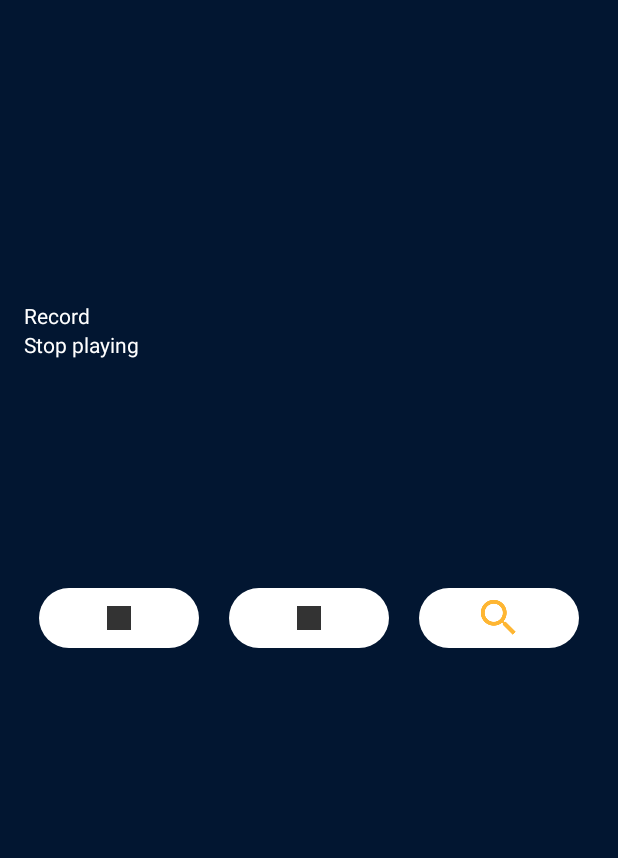
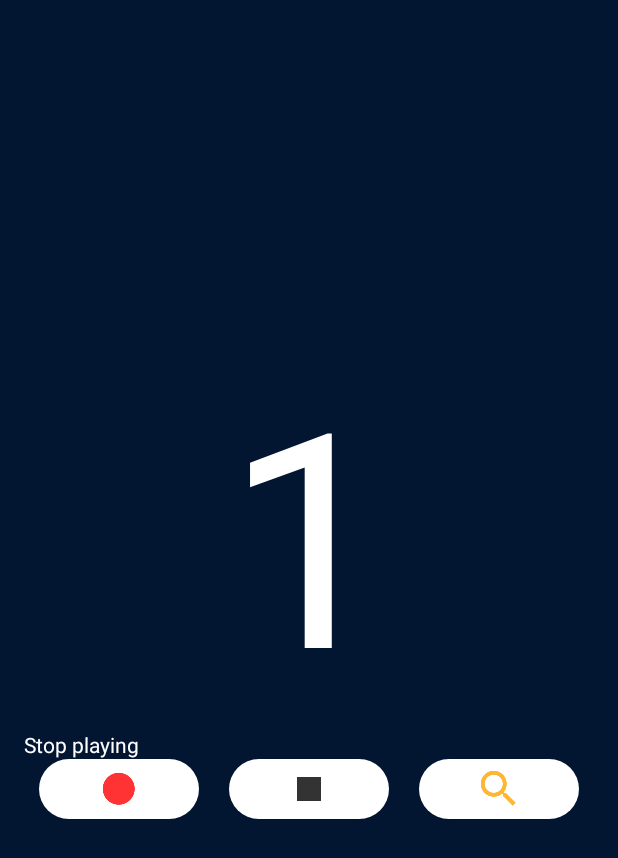
Before and after one commit to choch-o/SherlockHums, an Android app: the RecordingActivity screen opened directly, with no data from a screen before it, after a tap on an icon or button, on a phone screen of 412 x 824 dp. Shown: the top 858 px of the screen. Run offline under Robolectric (Android 15) with nearby library versions, the phone set to English and light mode, and no system bars; network calls fail; 2 other taps on this screen came first.

Commit message:
Finished RecordingActivity. Needs cleanup for unused code

```diff
--- a/android/MyApplication/app/src/main/java/com/example/q/project3/RecordingActivity.java
+++ b/android/MyApplication/app/src/main/java/com/example/q/project3/RecordingActivity.java
@@ -10,6 +10,7 @@ import android.support.v7.app.AppCompatActivity;
 import android.os.Bundle;
 import android.view.View;
 import android.widget.ImageButton;
+import android.widget.ImageView;
 import android.widget.TextView;
 
 public class RecordingActivity extends AppCompatActivity {
@@ -18,6 +19,9 @@ public class RecordingActivity extends AppCompatActivity {
     private ImageButton recordButton;
     private ImageButton playButton;
     private ImageButton searchButton;
+
+    private TextView countdown;
+    private ImageView recording;
 
     String outputFile = "";
 
@@ -32,13 +36,18 @@ public class RecordingActivity extends AppCompatActivity {
         final TextView artist = (TextView) findViewById(R.id.artist);
         artist.setText(i.getStringExtra("artist"));
 
-        final TextView recordStatus = (TextView) findViewById(R.id.record_status);
+        countdown = (TextView) findViewById(R.id.record_status);
+        recording = (ImageView) findViewById(R.id.recording);
+        recording.setVisibility(View.GONE);
+
         new CountDownTimer(6000, 1000) {
             public void onTick(long millisUntilFinished) {
-                recordStatus.setText(Long.toString(millisUntilFinished / 1000));
+                countdown.setText(Long.toString(millisUntilFinished / 1000));
             }
             public void onFinish() {
-                recordStatus.setText("Record");
+                recording.setVisibility(View.VISIBLE);
+                countdown.setVisibility(View.GONE);
+                startRecording();
             }
         }.start();
 
@@ -53,7 +62,7 @@ public class RecordingActivity extends AppCompatActivity {
         searchButton = (ImageButton) findViewById(R.id.search_button);
 
         outputFile = Environment.getExternalStorageDirectory().getAbsolutePath() + "/recording.amr";
-
+/*
         recordButton.setOnClickListener(new View.OnClickListener() {
             @Override
             public void onClick(View v) {
@@ -70,6 +79,7 @@ public class RecordingActivity extends AppCompatActivity {
 
             }
         });
+        */
 
         playButton.setOnClickListener(new View.OnClickListener() {
             @Override
@@ -123,4 +133,18 @@ public class RecordingActivity extends AppCompatActivity {
             player = null;
         }
     }
+
+    void startRecording() {
+        recorder.startRecording(outputFile);
+        new CountDownTimer(10000, 1000) {
+            public void onTick(long millisUntilFinished) {}
+            public void onFinish() {
+                recorder.stopRecording(outputFile);
+                recorder.upload(outputFile);
+                // Intent toPlaying = new Intent(RecordingActivity.this, PlayingActivity.class);
+                // startActivity(toPlaying);
+                finish();
+            }
+        }.start();
+    }
 }
--- /dev/null
+++ b/android/MyApplication/app/src/main/res/drawable/recording_animation.xml
@@ -0,0 +1,5 @@
+<?xml version="1.0" encoding="utf-8"?>
+<animation-list xmlns:android="http://schemas.android.com/apk/res/android"
+    android:oneshot="true">
+
+</animation-list>
--- a/android/MyApplication/app/src/main/res/layout/activity_recording.xml
+++ b/android/MyApplication/app/src/main/res/layout/activity_recording.xml
@@ -25,7 +25,6 @@
         android:layout_width="match_parent"
         android:layout_height="wrap_content"
         android:layout_marginTop="20dp"
-        android:layout_marginBottom="20dp"
         android:layout_below="@id/title"
         android:textColor="#ffffff"
         android:textSize="30dp"
@@ -36,8 +35,16 @@
         android:layout_width="match_parent"
         android:layout_height="wrap_content"
         android:layout_below="@id/artist"
+        android:layout_marginTop="40dp"
         android:textColor="#ffffff"
-        android:layout_centerHorizontal="true" />
+        android:textSize="200dp"
+        android:gravity="center_horizontal" />
+    <ImageView
+        android:id="@+id/recording"
+        android:layout_width="match_parent"
+        android:layout_height="wrap_content"
+        android:layout_below="@id/artist"
+        android:src="@drawable/listening"/>
     <TextView
         android:id="@+id/play_status"
         android:layout_width="match_parent"
@@ -49,7 +56,7 @@
         android:layout_width="match_parent"
         android:layout_height="wrap_content"
         android:orientation="horizontal"
-        android:layout_centerInParent="true"
+        android:layout_below="@id/play_status"
         android:gravity="center"
         android:weightSum="3">
         <ImageButton
```
Also changed, not shown: android/MyApplication/app/src/main/java/com/example/q/project3/PlayingActivity.java (+18 -1 lines), android/MyApplication/app/src/main/res/drawable/goodjob.jpg (added), android/MyApplication/app/src/main/res/drawable/listening.jpg (added).
